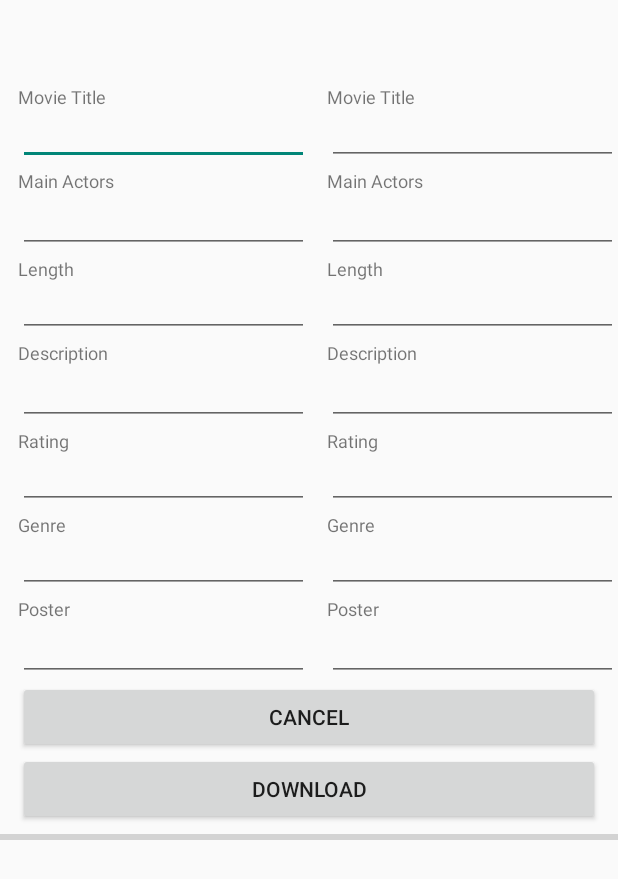
After one commit to cui00053/AndroidProject, an Android app: the layout activity_movie_import.xml on its own in the app's theme, with its tools: preview values and no code run, on a phone screen of 412 x 824 dp. The commit adds this screen. Shown: the top 879 px of the screen. Run offline under Robolectric (Android 15) with nearby library versions, the phone set to English and light mode, and no system bars.

Commit message:
finish display XML file, errors on downloadButton

```diff
--- a/app/src/main/AndroidManifest.xml
+++ b/app/src/main/AndroidManifest.xml
@@ -1,6 +1,7 @@
 <?xml version="1.0" encoding="utf-8"?>
 <manifest xmlns:android="http://schemas.android.com/apk/res/android"
     package="com.example.jihon.cst2335_final_project">
+<uses-permission android:name="android.permission.INTERNET"/>
 
     <application
         android:allowBackup="true"
@@ -9,6 +10,7 @@
         <activity android:name=".Main2Activity">
             <intent-filter>
                 <action android:name="android.intent.action.MAIN" />
+
                 <category android:name="android.intent.category.LAUNCHER" />
             </intent-filter>
         </activity>
@@ -18,7 +20,8 @@
         <activity android:name=".PatientIntake" />
         <activity android:name=".AddMovie" />
         <activity android:name=".MovieDetails" />
-
+        <activity android:name=".MovieImport" />
+        <activity android:name=".MoviePoster"></activity>
     </application>
 
 </manifest>
--- a/app/src/main/res/layout/activity_movie.xml
+++ b/app/src/main/res/layout/activity_movie.xml
@@ -22,7 +22,8 @@
         android:layout_height="match_parent"
         android:layout_marginLeft="12dp"
         android:layout_marginTop="56dp"
-        android:layout_above="@+id/addMovieButton" >
+        android:layout_above="@+id/addMovieButton"
+        android:textSize="12dp"  >
 
 
     </ListView>
@@ -41,15 +42,9 @@
         android:layout_width="match_parent"
         android:layout_height="wrap_content"
         android:layout_marginLeft="12dp"
-        android:layout_above="@id/movie_progressBar"
-        android:text="@string/vieStatisticsButton" />
+        android:text="@string/vieStatisticsButton"
+        android:layout_alignParentBottom="true"/>
 
-    <ProgressBar
-        android:id="@+id/movie_progressBar"
-        android:layout_width="match_parent"
-        android:layout_height="wrap_content"
-        android:layout_alignParentBottom="true"
-        android:layout_alignParentStart="true"
-        android:visibility="visible" />
+
 
 </RelativeLayout>
--- /dev/null
+++ b/app/src/main/res/layout/activity_movie_import.xml
@@ -0,0 +1,298 @@
+<?xml version="1.0" encoding="utf-8"?>
+<LinearLayout xmlns:android="http://schemas.android.com/apk/res/android"
+    xmlns:app="http://schemas.android.com/apk/res-auto"
+    xmlns:tools="http://schemas.android.com/tools"
+    android:layout_width="match_parent"
+    android:layout_height="match_parent"
+    tools:context="com.example.jihon.cst2335_final_project.MovieImport"
+    android:orientation="vertical">
+    <LinearLayout
+        android:layout_width="match_parent"
+        android:layout_height="wrap_content"
+        android:orientation="horizontal">
+    <RelativeLayout
+        android:layout_width="match_parent"
+        android:layout_height="match_parent"
+        android:layout_weight="1">
+
+    <TextView
+        android:id="@+id/movie_detail_title_header"
+        android:layout_width="wrap_content"
+        android:layout_height="wrap_content"
+        android:layout_marginLeft="12dp"
+        android:layout_marginTop="56dp"
+        android:text="@string/movie_detail_title_header"
+        android:textSize="12dp" />
+
+    <EditText
+        android:id="@+id/movie_detail_title_value"
+        android:layout_width="match_parent"
+        android:layout_height="wrap_content"
+        android:layout_below="@+id/movie_detail_title_header"
+        android:layout_marginLeft="12dp"
+        android:textSize="12dp" />
+
+    <TextView
+        android:id="@+id/movie_detail_actor_header"
+        android:layout_width="wrap_content"
+        android:layout_height="wrap_content"
+        android:layout_below="@+id/movie_detail_title_value"
+        android:layout_marginLeft="12dp"
+        android:layout_marginTop="2dp"
+        android:text="@string/movie_detail_actor_header"
+        android:textSize="12dp" />
+
+    <EditText
+        android:id="@+id/movie_detail_actor_value"
+        android:layout_width="match_parent"
+        android:layout_height="40dp"
+        android:layout_below="@+id/movie_detail_actor_header"
+        android:layout_marginLeft="12dp"
+        android:textSize="12dp" />
+
+    <TextView
+        android:id="@+id/movie_detail_length_header"
+        android:layout_width="wrap_content"
+        android:layout_height="wrap_content"
+        android:layout_below="@+id/movie_detail_actor_value"
+        android:layout_marginLeft="12dp"
+        android:layout_marginTop="2dp"
+        android:text="@string/movie_detail_length_header"
+        android:textSize="12dp" />
+
+    <EditText
+        android:id="@+id/movie_detail_length_value"
+        android:layout_width="match_parent"
+        android:layout_height="wrap_content"
+        android:layout_below="@+id/movie_detail_length_header"
+        android:layout_marginLeft="12dp"
+        android:textSize="12dp" />
+
+    <TextView
+        android:id="@+id/movie_detail_description_header"
+        android:layout_width="wrap_content"
+        android:layout_height="wrap_content"
+        android:layout_below="@+id/movie_detail_length_value"
+        android:layout_marginLeft="12dp"
+        android:layout_marginTop="2dp"
+        android:text="@string/movie_detail_description_header"
+        android:textSize="12dp" />
+
+    <EditText
+        android:id="@+id/movie_detail_description_value"
+        android:layout_width="match_parent"
+        android:layout_height="40dp"
+        android:layout_below="@+id/movie_detail_description_header"
+        android:layout_marginLeft="12dp"
+        android:textSize="12dp" />
+
+    <TextView
+        android:id="@+id/movie_detail_rating_header"
+        android:layout_width="wrap_content"
+        android:layout_height="wrap_content"
+        android:layout_below="@+id/movie_detail_description_value"
+        android:layout_marginLeft="12dp"
+        android:layout_marginTop="2dp"
+        android:text="@string/movie_detail_rating_header"
+        android:textSize="12dp" />
+
+    <EditText
+        android:id="@+id/movie_detail_rating_value"
+        android:layout_width="match_parent"
+        android:layout_height="wrap_content"
+        android:layout_below="@+id/movie_detail_rating_header"
+        android:layout_marginLeft="12dp"
+        android:textSize="12dp" />
+    <TextView
+        android:id="@+id/movie_detail_genre_header"
+        android:layout_width="wrap_content"
+        android:layout_height="wrap_content"
+        android:layout_below="@+id/movie_detail_rating_value"
+        android:layout_marginLeft="12dp"
+        android:layout_marginTop="2dp"
+        android:text="@string/movie_detail_genre_header"
+        android:textSize="12dp" />
+
+    <EditText
+        android:id="@+id/movie_detail_genre_value"
+        android:layout_width="match_parent"
+        android:layout_height="wrap_content"
+        android:layout_below="@+id/movie_detail_genre_header"
+        android:layout_marginLeft="12dp"
+        android:textSize="12dp" />
+
+    <TextView
+        android:id="@+id/movie_detail_url_header"
+        android:layout_width="wrap_content"
+        android:layout_height="wrap_content"
+        android:layout_below="@+id/movie_detail_genre_value"
+        android:layout_marginLeft="12dp"
+        android:layout_marginTop="2dp"
+        android:text="@string/movie_detail_url_header"
+        android:textSize="12dp" />
+
+    <EditText
+        android:id="@+id/movie_detail_url_value"
+        android:layout_width="match_parent"
+        android:layout_height="40dp"
+        android:layout_below="@+id/movie_detail_url_header"
+        android:layout_marginLeft="12dp"
+        android:textSize="12dp" />
+
+    </RelativeLayout>
+
+    <RelativeLayout
+        android:layout_width="match_parent"
+        android:layout_height="match_parent"
+        android:layout_weight="1">
+    <TextView
+        android:id="@+id/movie_detail_title_header2"
+        android:layout_width="wrap_content"
+        android:layout_height="wrap_content"
+        android:layout_marginLeft="12dp"
+        android:layout_marginTop="56dp"
+        android:text="@string/movie_detail_title_header"
+        android:textSize="12dp" />
+
+    <EditText
+        android:id="@+id/movie_detail_title_value2"
+        android:layout_width="match_parent"
+        android:layout_height="wrap_content"
+        android:layout_below="@+id/movie_detail_title_header2"
+        android:layout_marginLeft="12dp"
+        android:textSize="12dp" />
+
+    <TextView
+        android:id="@+id/movie_detail_actor_header2"
+        android:layout_width="wrap_content"
+        android:layout_height="wrap_content"
+        android:layout_below="@+id/movie_detail_title_value2"
+        android:layout_marginLeft="12dp"
+        android:layout_marginTop="2dp"
+        android:text="@string/movie_detail_actor_header"
+        android:textSize="12dp" />
+
+    <EditText
+        android:id="@+id/movie_detail_actor_value2"
+        android:layout_width="match_parent"
+        android:layout_height="40dp"
+        android:layout_below="@+id/movie_detail_actor_header2"
+        android:layout_marginLeft="12dp"
+        android:textSize="12dp" />
+
+    <TextView
+        android:id="@+id/movie_detail_length_header2"
+        android:layout_width="wrap_content"
+        android:layout_height="wrap_content"
+        android:layout_below="@+id/movie_detail_actor_value2"
+        android:layout_marginLeft="12dp"
+        android:layout_marginTop="2dp"
+        android:text="@string/movie_detail_length_header"
+        android:textSize="12dp" />
+
+    <EditText
+        android:id="@+id/movie_detail_length_value2"
+        android:layout_width="match_parent"
+        android:layout_height="wrap_content"
+        android:layout_below="@+id/movie_detail_length_header2"
+        android:layout_marginLeft="12dp"
+        android:textSize="12dp" />
+
+    <TextView
+        android:id="@+id/movie_detail_description_header2"
+        android:layout_width="wrap_content"
+        android:layout_height="wrap_content"
+        android:layout_below="@+id/movie_detail_length_value2"
+        android:layout_marginLeft="12dp"
+        android:layout_marginTop="2dp"
+        android:text="@string/movie_detail_description_header"
+        android:textSize="12dp" />
+
+    <EditText
+        android:id="@+id/movie_detail_description_value2"
+        android:layout_width="match_parent"
+        android:layout_height="40dp"
+        android:layout_below="@+id/movie_detail_description_header2"
+        android:layout_marginLeft="12dp"
+        android:textSize="12dp" />
+
+    <TextView
+        android:id="@+id/movie_detail_rating_header2"
+        android:layout_width="wrap_content"
+        android:layout_height="wrap_content"
+        android:layout_below="@+id/movie_detail_description_value2"
+        android:layout_marginLeft="12dp"
+        android:layout_marginTop="2dp"
+        android:text="@string/movie_detail_rating_header"
+        android:textSize="12dp" />
+
+    <EditText
+        android:id="@+id/movie_detail_rating_value2"
+        android:layout_width="match_parent"
+        android:layout_height="wrap_content"
+        android:layout_below="@+id/movie_detail_rating_header2"
+        android:layout_marginLeft="12dp"
+        android:textSize="12dp" />
+    <TextView
+        android:id="@+id/movie_detail_genre_header2"
+        android:layout_width="wrap_content"
+        android:layout_height="wrap_content"
+        android:layout_below="@+id/movie_detail_rating_value2"
+        android:layout_marginLeft="12dp"
+        android:layout_marginTop="2dp"
+        android:text="@string/movie_detail_genre_header"
+        android:textSize="12dp" />
+
+    <EditText
+        android:id="@+id/movie_detail_genre_value2"
+        android:layout_width="match_parent"
+        android:layout_height="wrap_content"
+        android:layout_below="@+id/movie_detail_genre_header2"
+        android:layout_marginLeft="12dp"
+        android:textSize="12dp" />
+
+    <TextView
+        android:id="@+id/movie_detail_url_header2"
+        android:layout_width="wrap_content"
+        android:layout_height="wrap_content"
+        android:layout_below="@+id/movie_detail_genre_value2"
+        android:layout_marginLeft="12dp"
+        android:layout_marginTop="2dp"
+        android:text="@string/movie_detail_url_header"
+        android:textSize="12dp" />
+
+    <EditText
+        android:id="@+id/movie_detail_url_value2"
+        android:layout_width="match_parent"
+        android:scrollbars="vertical"
+        android:layout_height="40dp"
+        android:layout_below="@+id/movie_detail_url_header2"
+        android:layout_marginLeft="12dp"
+        android:textSize="12dp" />
+
+
+    </RelativeLayout>
+    </LinearLayout>
+    <Button
+        android:id="@+id/movie_detail_cancel_button"
+        android:layout_width="match_parent"
+        android:layout_height="wrap_content"
+        android:layout_marginRight="12dp"
+        android:layout_marginLeft="12dp"
+        android:text="@string/movie_detail_cancel_button" />
+
+    <Button
+        android:id="@+id/movie_detail_download_button"
+        android:layout_width="match_parent"
+        android:layout_height="wrap_content"
+        android:layout_marginLeft="12dp"
+        android:layout_marginRight="12dp"
+        android:text="@string/movie_download_button" />
+    <ProgressBar
+        android:id="@+id/movie_progressBar"
+        style="?android:attr/progressBarStyleHorizontal"
+        android:layout_width="match_parent"
+        android:layout_height="wrap_content"
+        android:visibility="visible" />
+
+</LinearLayout>
--- /dev/null
+++ b/app/src/main/res/layout/activity_movie_poster.xml
@@ -0,0 +1,22 @@
+<?xml version="1.0" encoding="utf-8"?>
+<LinearLayout xmlns:android="http://schemas.android.com/apk/res/android"
+    xmlns:app="http://schemas.android.com/apk/res-auto"
+    xmlns:tools="http://schemas.android.com/tools"
+    android:layout_width="match_parent"
+    android:layout_height="match_parent"
+    android:orientation="vertical"
+    tools:context="com.example.jihon.cst2335_final_project.MoviePoster">
+    <ImageView
+        android:id="@+id/weatherImageView"
+        android:layout_width="300dp"
+        android:layout_height="400dp" />
+
+    <Button
+        android:id="@+id/cancel_button"
+        android:layout_width="wrap_content"
+        android:layout_height="wrap_content"
+        android:text="@string/movie_detail_cancel_button"
+    />
+
+
+</LinearLayout>
--- a/app/src/main/res/values/strings.xml
+++ b/app/src/main/res/values/strings.xml
@@ -25,4 +25,5 @@
     <string name="import_movie">Import XML File</string>
     <string name="helpMessageMovie">You are in the Movie Information activities, click on the menu to go to other activities.</string>
     <string name="aboutMessageMovie">Version 1, developed by Chenxiao Cui</string>
+    <string name="movie_download_button">download</string>
 </resources>
```
